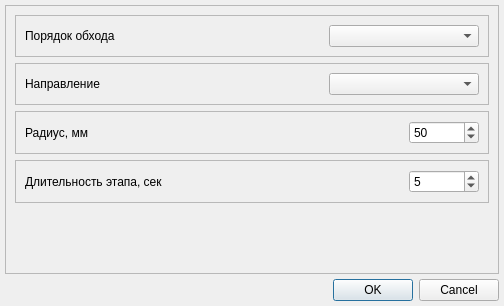
grigp/a-analyser, file metodics/dynamic_tests/octaedron/octaedronparamsdialog.ui: the form before one commit.
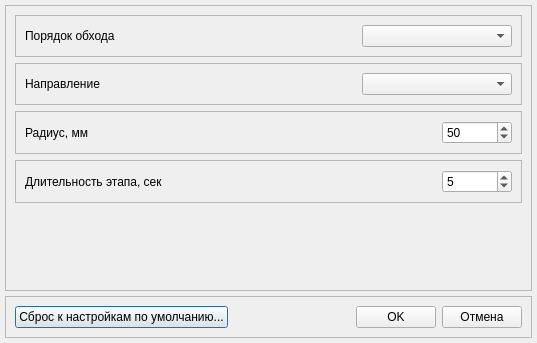
The form after the commit.

Commit message: Сброс параметров методик по умолчанию. Закончено

Patch:
```diff
--- a/metodics/dynamic_tests/octaedron/octaedronparamsdialog.ui
+++ b/metodics/dynamic_tests/octaedron/octaedronparamsdialog.ui
@@ -6,8 +6,8 @@
    <rect>
     <x>0</x>
     <y>0</y>
-    <width>504</width>
-    <height>306</height>
+    <width>537</width>
+    <height>343</height>
    </rect>
   </property>
   <property name="windowTitle">
@@ -247,13 +247,49 @@
     </widget>
    </item>
    <item>
-    <widget class="QDialogButtonBox" name="buttonBox">
-     <property name="orientation">
-      <enum>Qt::Horizontal</enum>
+    <widget class="QFrame" name="frame_3">
+     <property name="frameShape">
+      <enum>QFrame::StyledPanel</enum>
      </property>
-     <property name="standardButtons">
-      <set>QDialogButtonBox::Cancel|QDialogButtonBox::Ok</set>
+     <property name="frameShadow">
+      <enum>QFrame::Raised</enum>
      </property>
+     <layout class="QHBoxLayout" name="horizontalLayout_11">
+      <item>
+       <widget class="QPushButton" name="btnDefault">
+        <property name="text">
+         <string>Сброс к настройкам по умолчанию...</string>
+        </property>
+       </widget>
+      </item>
+      <item>
+       <spacer name="horizontalSpacer_8">
+        <property name="orientation">
+         <enum>Qt::Horizontal</enum>
+        </property>
+        <property name="sizeHint" stdset="0">
+         <size>
+          <width>40</width>
+          <height>20</height>
+         </size>
+        </property>
+       </spacer>
+      </item>
+      <item>
+       <widget class="QPushButton" name="btnOK">
+        <property name="text">
+         <string>OK</string>
+        </property>
+       </widget>
+      </item>
+      <item>
+       <widget class="QPushButton" name="btnCancel">
+        <property name="text">
+         <string>Отмена</string>
+        </property>
+       </widget>
+      </item>
+     </layout>
     </widget>
    </item>
   </layout>
```
Left out of the diff: 87 changed lines with no effect on the pictures. The commit also changes 41 other files.
